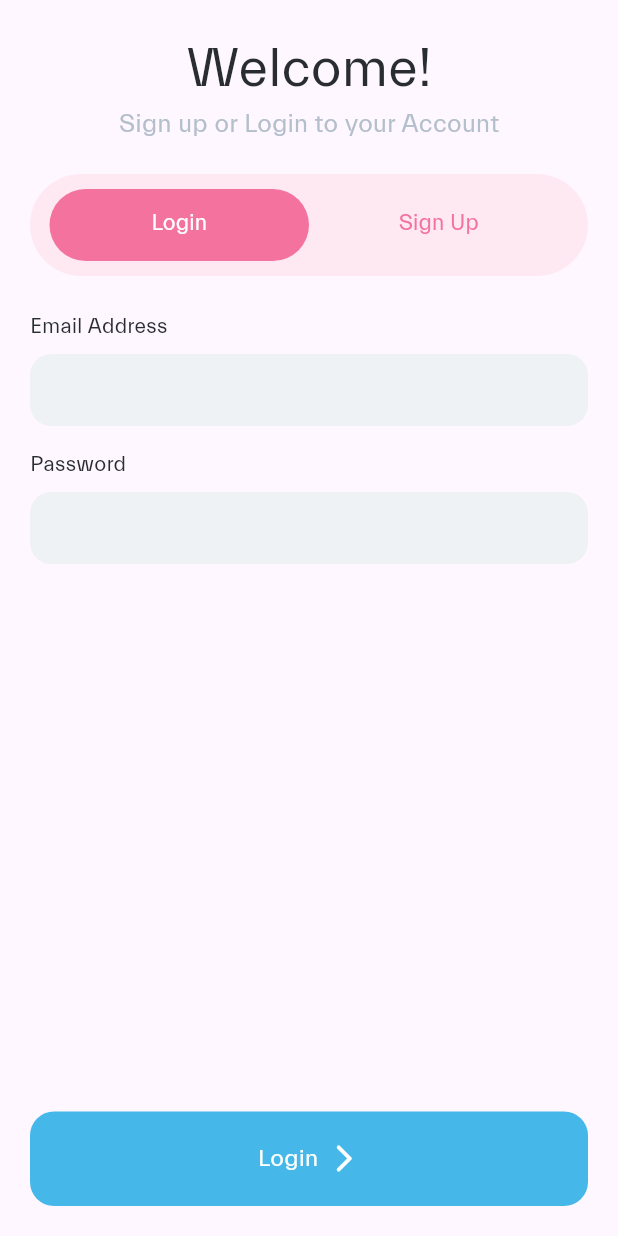
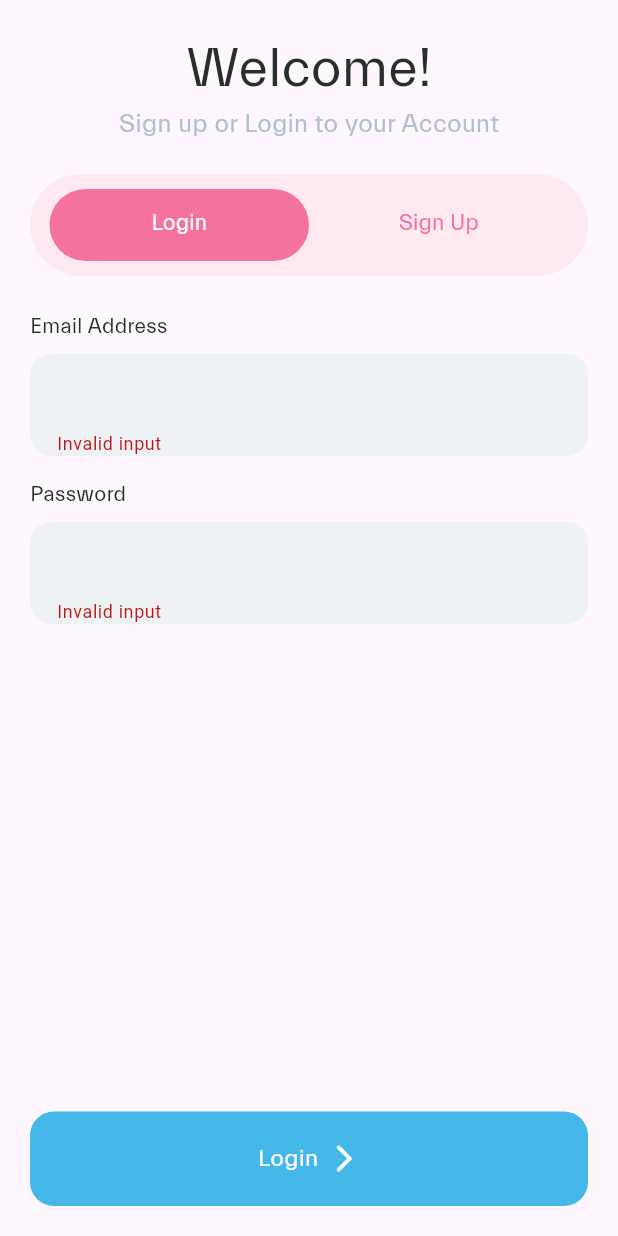
Before and after one commit to Chijama/food-delivery, a Flutter app: the screen it shows after launch, after a tap on "Login", on a phone screen of 412 x 824 dp. Run offline on Flutter 3.47's test engine with Material 3 defaults, Android fonts, the phone set to English and light mode, and no system bars; our stand-ins replace firebase_auth, firebase_core, flutter_svg; accounts and stored records are empty; network calls fail.

Commit message:
feat: firebase authentication with email(in progress)

```diff
--- a/lib/utilities/widgets/custom_button.dart
+++ b/lib/common_widgets/custom_button.dart
@@ -34,7 +34,7 @@ class PrimaryButton extends StatelessWidget {
                 : onPressed,
         child: Container(
           width: width,
-          padding: EdgeInsets.all(20),
+          padding: const EdgeInsets.all(20),
           alignment: Alignment.center,
           decoration: BoxDecoration(
             color: isLoading
--- a/lib/utilities/widgets/text_field.dart
+++ b/lib/common_widgets/text_field.dart
@@ -163,6 +163,7 @@ class EmailTextField extends StatelessWidget {
   @override
   Widget build(BuildContext context) {
     return InputField(
+      controller: controller,
         labelText: labelText,
         keyboardType: TextInputType.emailAddress,
         validator: (value) {
--- a/lib/main.dart
+++ b/lib/main.dart
@@ -1,7 +1,14 @@
+import 'package:firebase_core/firebase_core.dart';
 import 'package:flutter/material.dart';
+import 'package:jammybread/firebase_options.dart';
 import 'package:jammybread/modules/authentication/view/login.screen.dart';
+import 'package:jammybread/modules/authentication/view/welcome.screen.dart';
 
-void main() {
+void main() async {
+  WidgetsFlutterBinding.ensureInitialized();
+  await Firebase.initializeApp(
+    options: DefaultFirebaseOptions.currentPlatform,
+  );
   runApp(const MyApp());
 }
 
--- a/lib/modules/authentication/view/login.screen.dart
+++ b/lib/modules/authentication/view/login.screen.dart
@@ -1,86 +1,8 @@
 import 'package:flutter/material.dart';
-import 'package:jammybread/utilities/colors.dart';
-import 'package:jammybread/utilities/theme.dart';
-import 'package:jammybread/utilities/widgets/custom_button.dart';
-import 'package:jammybread/utilities/widgets/text_field.dart';
+import 'package:jammybread/common_widgets/custom_button.dart';
+import 'package:jammybread/common_widgets/text_field.dart';
 
-class WelcomeScreen extends StatefulWidget {
-  const WelcomeScreen({super.key});
 
-  @override
-  State<WelcomeScreen> createState() => _WelcomeScreenState();
-}
-
-class _WelcomeScreenState extends State<WelcomeScreen>
-    with SingleTickerProviderStateMixin {
-  @override
-  void initState() {
-    _tabController = TabController(length: 3, vsync: this);
-    super.initState();
-  }
-
-  @override
-  void dispose() {
-    super.dispose();
-    _tabController.dispose();
-  }
-
-  late TabController _tabController;
-  @override
-  Widget build(BuildContext context) {
-    return Scaffold(
-      body: Padding(
-        padding: const EdgeInsets.all(20),
-        child: Column(
-          children: [
-            Text(
-              'Welcome!',
-              style: blackWeight500size22().copyWith(fontSize: 36),
-            ),
-            Text(
-              'Sign up or Login to your Account',
-              style: greyWeight400size17(),
-            ),
-            const SizedBox(
-              height: 21,
-            ),
-            Container(
-              padding: const EdgeInsets.symmetric(vertical: 10, horizontal: 13),
-              decoration: BoxDecoration(
-                borderRadius: BorderRadius.circular(90.0),
-                color: pink60.withOpacity(0.4),
-              ),
-              child: TabBar(
-                controller: _tabController,
-                indicatorWeight: 2,
-                indicatorColor: pink100,
-                indicatorSize: TabBarIndicatorSize.tab,
-                labelStyle: whiteWeight400size17(),
-                labelColor: light100,
-                unselectedLabelColor: pink100,
-                indicator: BoxDecoration(
-                  borderRadius: BorderRadius.circular(80.0),
-                  color: pink100,
-                ),
-                dividerHeight: 0,
-                tabs: const [
-                  Tab(text: 'Login'),
-                  Tab(text: 'Sign Up'),
-                ],
-              ),
-            ),
-            Expanded(
-              child: TabBarView(
-                controller: _tabController,
-                children: const [Login(), Text('sign up')],
-              ),
-            )
-          ],
-        ),
-      ),
-    );
-  }
-}
 
 class Login extends StatelessWidget {
   const Login({super.key});
@@ -108,7 +30,11 @@ class Login extends StatelessWidget {
             ),
             const Spacer(),
             PrimaryButton(
-              onPressed: () {},
+              onPressed: () {
+                 if (formKey.currentState!.validate()) {
+
+                      }
+              },
               buttonText: 'Login',
             )
           ],
--- /dev/null
+++ b/lib/modules/authentication/view/welcome.screen.dart
@@ -0,0 +1,84 @@
+import 'package:flutter/material.dart';
+import 'package:jammybread/modules/authentication/view/login.screen.dart';
+import 'package:jammybread/modules/authentication/view/signup.screen.dart';
+import 'package:jammybread/utilities/colors.dart';
+import 'package:jammybread/utilities/theme.dart';
+
+
+class WelcomeScreen extends StatefulWidget {
+  const WelcomeScreen({super.key});
+
+  @override
+  State<WelcomeScreen> createState() => _WelcomeScreenState();
+}
+
+class _WelcomeScreenState extends State<WelcomeScreen>
+    with SingleTickerProviderStateMixin {
+  @override
+  void initState() {
+    _tabController = TabController(length: 2, vsync: this);
+    super.initState();
+  }
+
+  @override
+  void dispose() {
+    super.dispose();
+    _tabController.dispose();
+  }
+
+  late TabController _tabController;
+  @override
+  Widget build(BuildContext context) {
+    return Scaffold(
+      body: Padding(
+        padding: const EdgeInsets.all(20),
+        child: Column(
+          children: [
+            Text(
+              'Welcome!',
+              style: blackWeight500size22().copyWith(fontSize: 36),
+            ),
+            Text(
+              'Sign up or Login to your Account',
+              style: greyWeight400size17(),
+            ),
+            const SizedBox(
+              height: 21,
+            ),
+            Container(
+              padding: const EdgeInsets.symmetric(vertical: 10, horizontal: 13),
+              decoration: BoxDecoration(
+                borderRadius: BorderRadius.circular(90.0),
+                color: pink60.withOpacity(0.4),
+              ),
+              child: TabBar(
+                controller: _tabController,
+                indicatorWeight: 2,
+                indicatorColor: pink100,
+                indicatorSize: TabBarIndicatorSize.tab,
+                labelStyle: whiteWeight400size17(),
+                labelColor: light100,
+                unselectedLabelColor: pink100,
+                indicator: BoxDecoration(
+                  borderRadius: BorderRadius.circular(80.0),
+                  color: pink100,
+                ),
+                dividerHeight: 0,
+                tabs: const [
+                  Tab(text: 'Login'),
+                  Tab(text: 'Sign Up'),
+                ],
+              ),
+            ),
+            Expanded(
+              child: TabBarView(
+                controller: _tabController,
+                children: const [Login(), SignUp()],
+              ),
+            )
+          ],
+        ),
+      ),
+    );
+  }
+}
--- a/lib/modules/discover/view/discover.search.dart
+++ b/lib/modules/discover/view/discover.search.dart
@@ -3,8 +3,8 @@ import 'package:flutter_svg/flutter_svg.dart';
 import 'package:jammybread/utilities/colors.dart';
 import 'package:jammybread/utilities/strings.dart';
 import 'package:jammybread/utilities/theme.dart';
-import 'package:jammybread/utilities/widgets/app.bar.dart';
-import 'package:jammybread/utilities/widgets/search.dart';
+import 'package:jammybread/common_widgets/app.bar.dart';
+import 'package:jammybread/common_widgets/search.dart';
 
 class DiscoverSearch extends StatelessWidget {
   static const String routeName = '/discover-search';
--- a/lib/modules/home/view/home.screen.dart
+++ b/lib/modules/home/view/home.screen.dart
@@ -2,8 +2,8 @@ import 'package:flutter/material.dart';
 import 'package:flutter_svg/flutter_svg.dart';
 import 'package:jammybread/utilities/strings.dart';
 import 'package:jammybread/utilities/theme.dart';
-import 'package:jammybread/utilities/widgets/category.item.dart';
-import 'package:jammybread/utilities/widgets/search.dart';
+import 'package:jammybread/common_widgets/category.item.dart';
+import 'package:jammybread/common_widgets/search.dart';
 import 'package:jammybread/utilities/colors.dart';
 
 class HomeScreen extends StatelessWidget {
--- a/lib/modules/restaurant/view/restaurant.menu.screen.dart
+++ b/lib/modules/restaurant/view/restaurant.menu.screen.dart
@@ -3,7 +3,7 @@ import 'package:flutter/material.dart';
 import 'package:flutter_svg/flutter_svg.dart';
 import 'package:jammybread/utilities/strings.dart';
 import 'package:jammybread/utilities/theme.dart';
-import 'package:jammybread/utilities/widgets/app.bar.dart';
+import 'package:jammybread/common_widgets/app.bar.dart';
 import 'package:jammybread/utilities/colors.dart';
 
 class RestaurantMenu extends StatefulWidget {
--- /dev/null
+++ b/lib/utilities/show_snack_bar.dart
@@ -0,0 +1,5 @@
+import 'package:flutter/material.dart';
+
+void showSnackBar(BuildContext context, String text) {
+  ScaffoldMessenger.of(context).showSnackBar(SnackBar(content: Text(text)));
+}
--- a/pubspec.yaml
+++ b/pubspec.yaml
@@ -29,6 +29,9 @@ environment:
 # versions available, run `flutter pub outdated`.
 dependencies:
   cupertino_icons: ^1.0.2
+  firebase_auth:
+  firebase_core:
+
   flutter:
     sdk: flutter
   flutter_svg: ^2.0.9
```
Also changed, not shown: lib/modules/authentication/view/signup.screen.dart (+33 -9 lines), lib/services/auth_gate.dart (added, +27 -0 lines), lib/services/firebase_auth_methods.dart (added, +51 -0 lines), lib/common_widgets/app.bar.dart (renamed from lib/utilities/widgets/app.bar.dart), lib/common_widgets/category.item.dart (renamed from lib/utilities/widgets/category.item.dart), lib/common_widgets/search.dart (renamed from lib/utilities/widgets/search.dart), lib/firebase_options.dart (added), pubspec.lock, 9 other files.
